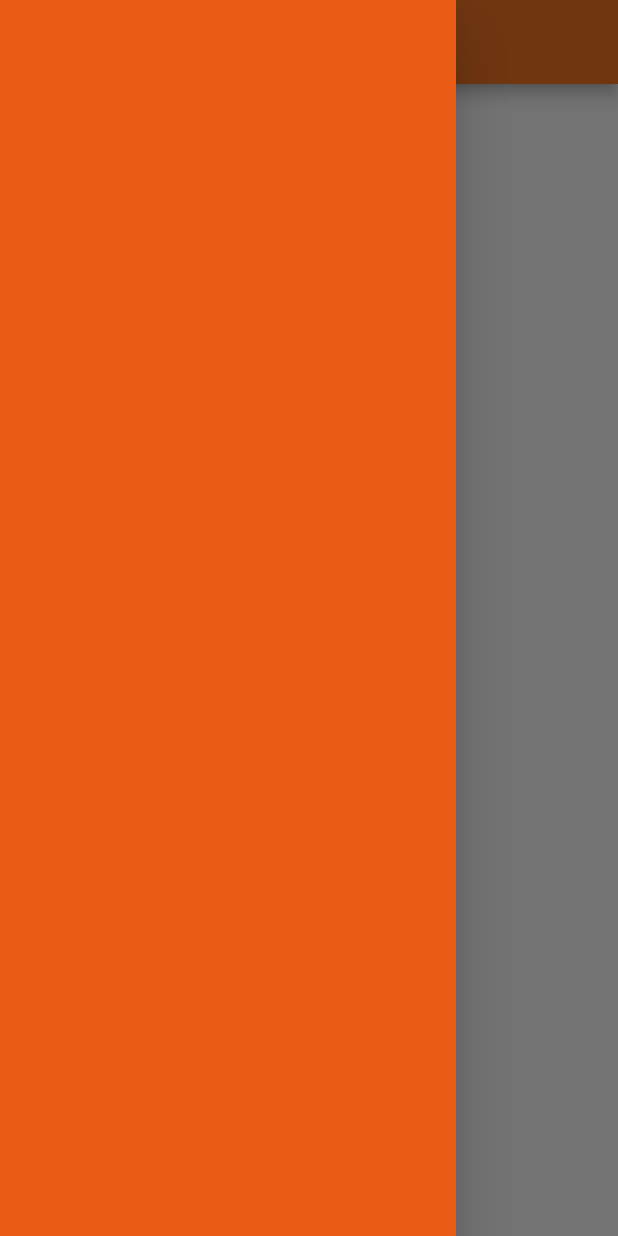
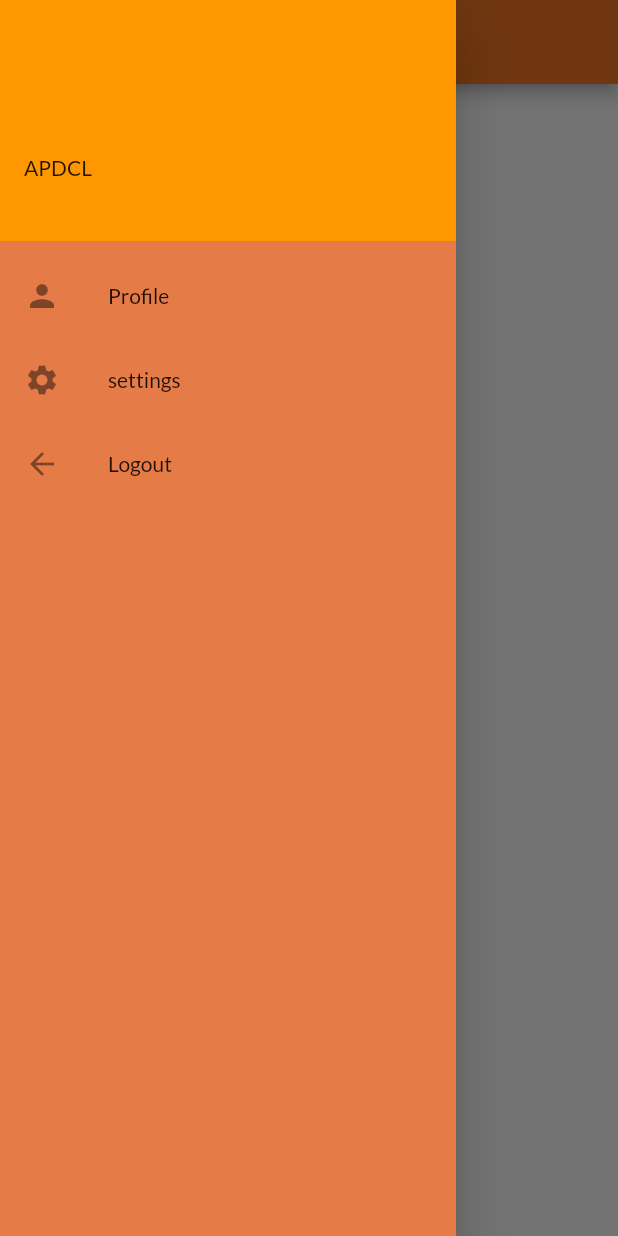
Before and after one commit to kaushik-762/apdcl-meter-registry, a Flutter app: the screen it shows once a user with an empty profile is signed in, with the side drawer open, on a phone screen of 412 x 824 dp. Run offline on Flutter 3.47's test engine with Material 2 defaults, Android fonts, the phone set to English and light mode, and no system bars; our stand-ins replace cloud_firestore, firebase_auth, firebase_core, google_fonts; accounts and stored records are empty.

Commit message:
Day14 Completed

```diff
--- a/lib/pages/home_page.dart
+++ b/lib/pages/home_page.dart
@@ -47,13 +47,13 @@ class _HomePageState extends State<HomePage> {
                   ),
                ),
 
-               MaterialButton(
+              /*  MaterialButton(
                 onPressed: (){
                   FirebaseAuth.instance.signOut();
                 },
                 color: Color.fromARGB(255, 234, 92, 22),
                 child: Text("Log Out"),
-               )
+               ) */
 
 
 
--- a/lib/widgets/drawer.dart
+++ b/lib/widgets/drawer.dart
@@ -1,16 +1,53 @@
+import 'package:firebase_auth/firebase_auth.dart';
 import 'package:flutter/material.dart';
 
-class MyDrawer extends StatelessWidget {
+
+class MyDrawer extends StatefulWidget {
   const MyDrawer({Key? key}) : super(key: key);
 
+  @override
+  State<MyDrawer> createState() => _MyDrawerState();
+}
+
+class _MyDrawerState extends State<MyDrawer> {
+  final user=FirebaseAuth.instance.currentUser!;
   @override
   Widget build(BuildContext context) {
 
     return Drawer(
       child: Container(
-       color: Color.fromARGB(255, 234, 92, 22),
+       color: Color.fromARGB(255, 229, 123, 71),
         child: ListView(
           children: [
+
+
+
+            UserAccountsDrawerHeader(
+
+              accountName: Text("APDCL"),
+              accountEmail: Text(user.email!),
+              ),
+
+
+              ListTile(
+                leading: Icon(Icons.person),
+                title: Text("Profile"),
+                onTap: null,
+              ),
+
+              ListTile(
+                leading: Icon(Icons.settings),
+                title: Text("settings"),
+                onTap: null,
+              ),
+
+              ListTile(
+                leading: Icon(Icons.arrow_back),
+                title: Text("Logout"),
+                onTap: (){
+                  FirebaseAuth.instance.signOut();
+                },
+              ),
 
           ],
         ),
```
